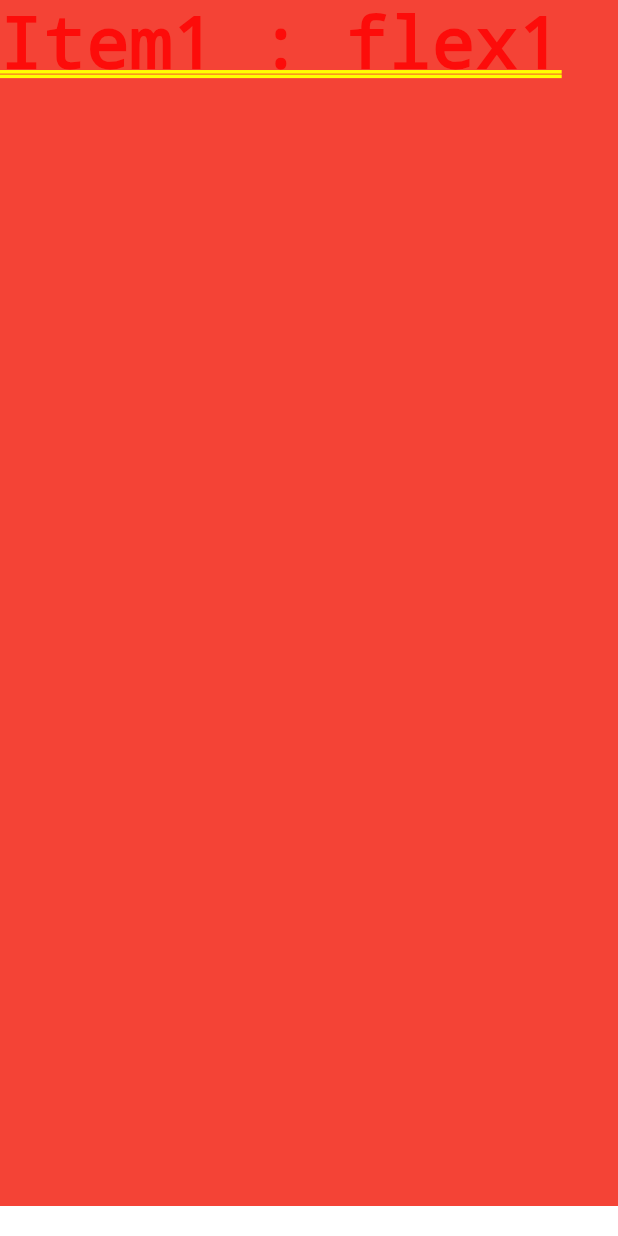
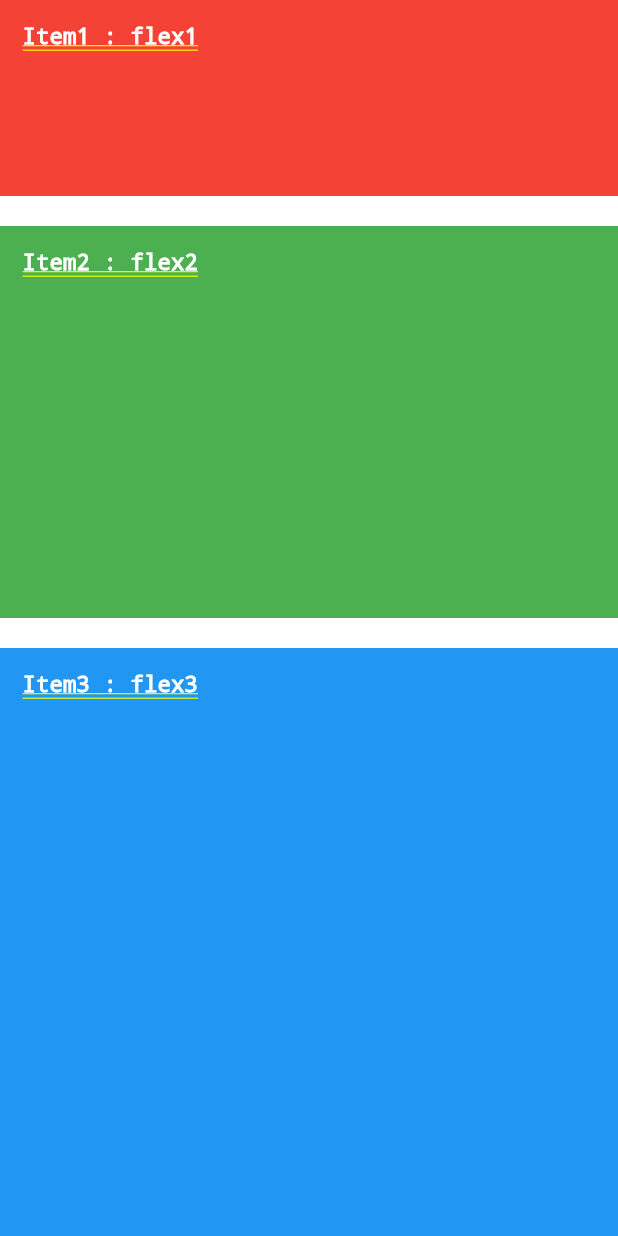
Before and after one commit to Bill-Zuckuberg/fl_expanded_sizebox, a Flutter app: the screen it shows after launch, on a phone screen of 412 x 824 dp. Run offline on Flutter 3.47's test engine with Material 2 defaults, Android fonts, the phone set to English and light mode, and no system bars.

Commit message:
added two new expanded

```diff
--- a/lib/main.dart
+++ b/lib/main.dart
@@ -15,11 +15,39 @@ class MyApp extends StatelessWidget {
       crossAxisAlignment: CrossAxisAlignment.stretch,
       children: <Widget>[
         Expanded(
+            flex: 1,
             child: Container(
-                color: Colors.red, child: const Text('Item1 : flex1'))),
+                color: Colors.red,
+                padding: const EdgeInsets.fromLTRB(15, 15, 0, 0),
+                child: const Text(
+                  'Item1 : flex1',
+                  style: TextStyle(
+                    color: Colors.white,
+                    fontSize: 15,
+                  ),
+                ))),
         const SizedBox(
           height: 20,
         ),
+        Expanded(
+            child: Container(
+                color: Colors.green,
+                padding: const EdgeInsets.all(15),
+                child: const Text(
+                  'Item2 : flex2',
+                  style: TextStyle(color: Colors.white, fontSize: 15),
+                )),
+            flex: 2),
+        const SizedBox(height: 20),
+        Expanded(
+            child: Container(
+                color: Colors.blue,
+                padding: const EdgeInsets.all(15),
+                child: const Text(
+                  'Item3 : flex3',
+                  style: TextStyle(color: Colors.white, fontSize: 15),
+                )),
+            flex: 3),
       ],
     );
   }
```
Also changed, not shown: assets/launcher.png (added).
